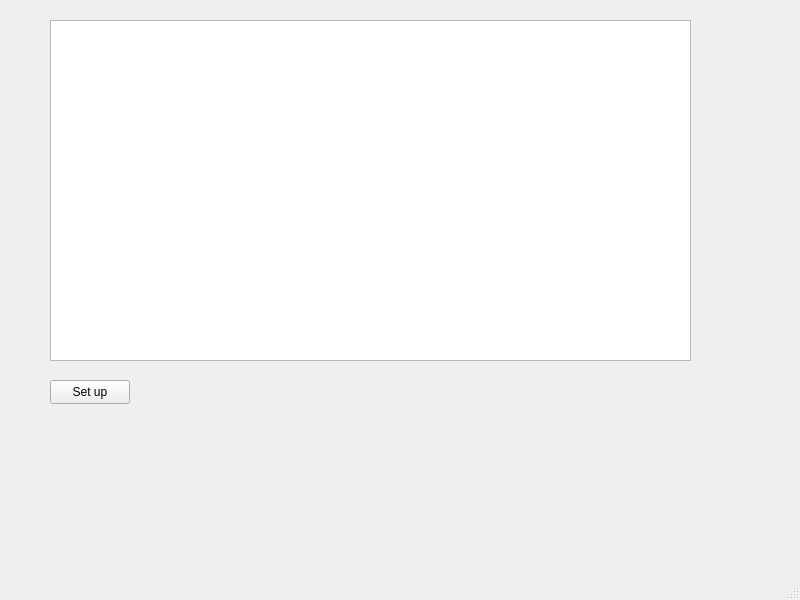
Before: the Qt Designer form mainwindow.ui in kazuki-9/humbat, drawn with Qt 5.
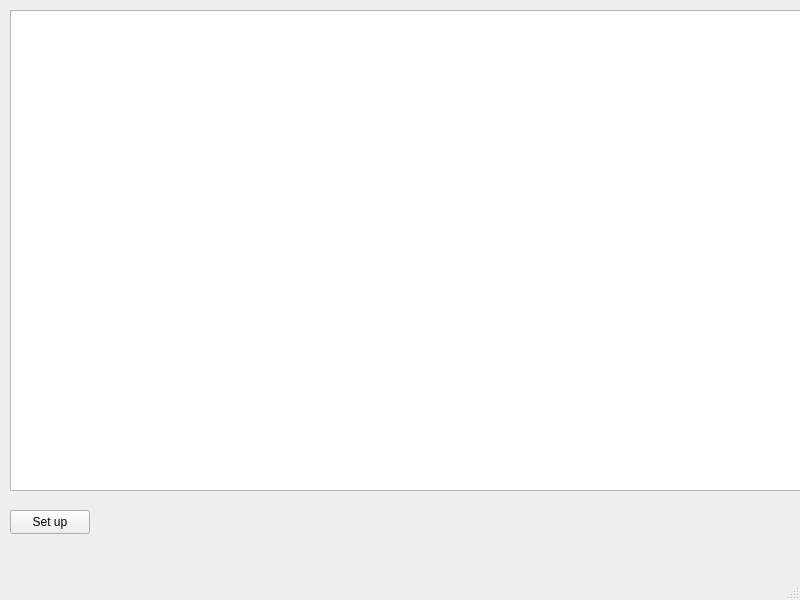
After: the same form once the commit is applied.

```diff
--- a/mainwindow.ui
+++ b/mainwindow.ui
@@ -17,8 +17,8 @@
    <widget class="QPushButton" name="setup">
     <property name="geometry">
      <rect>
-      <x>50</x>
-      <y>380</y>
+      <x>10</x>
+      <y>510</y>
       <width>80</width>
       <height>24</height>
      </rect>
@@ -30,10 +30,10 @@
    <widget class="QGraphicsView" name="map">
     <property name="geometry">
      <rect>
-      <x>50</x>
-      <y>20</y>
-      <width>641</width>
-      <height>341</height>
+      <x>10</x>
+      <y>10</y>
+      <width>801</width>
+      <height>481</height>
      </rect>
     </property>
    </widget>
```
